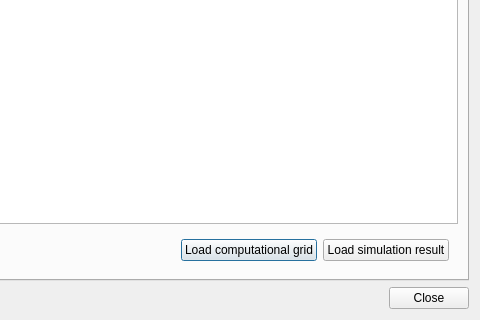
First picture: the form in gui/threedi_plugin_grid_result_dialog.ui, repository nens/threedi-results-analysis, before the edit; both pictures show x 183 to 663 and y 112 to 432 of the 663 by 432 pixel window.
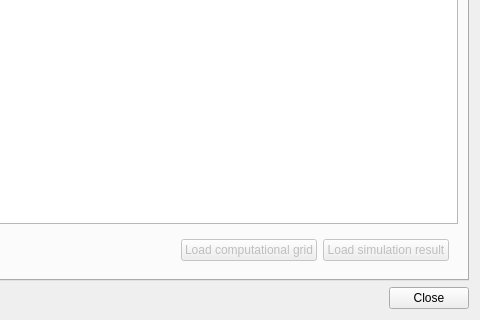
Second picture: the form after the edit. The open tabs and pages were chosen to show the change. Custom widgets are drawn as their Qt base class.

Commit message: Results and grids can be loaded, still some bugs

Diff of the .ui file:
```diff
--- a/gui/threedi_plugin_grid_result_dialog.ui
+++ b/gui/threedi_plugin_grid_result_dialog.ui
@@ -49,6 +49,9 @@
           </item>
           <item>
            <widget class="QPushButton" name="loadGridPushButton">
+            <property name="enabled">
+             <bool>false</bool>
+            </property>
             <property name="text">
              <string>Load computational grid</string>
             </property>
@@ -56,6 +59,9 @@
           </item>
           <item>
            <widget class="QPushButton" name="loadResultPushButton">
+            <property name="enabled">
+             <bool>false</bool>
+            </property>
             <property name="text">
              <string>Load simulation result</string>
             </property>
```
The commit also changes 2 other files.
